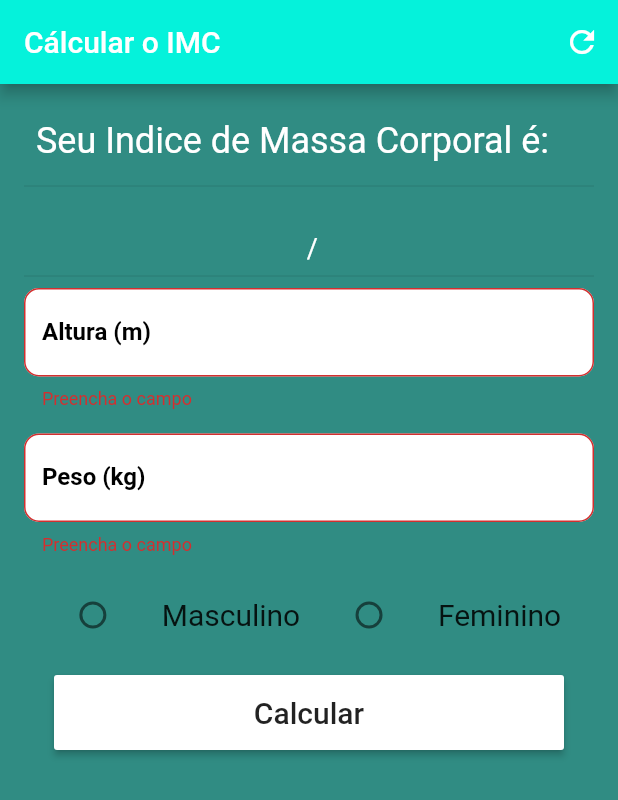
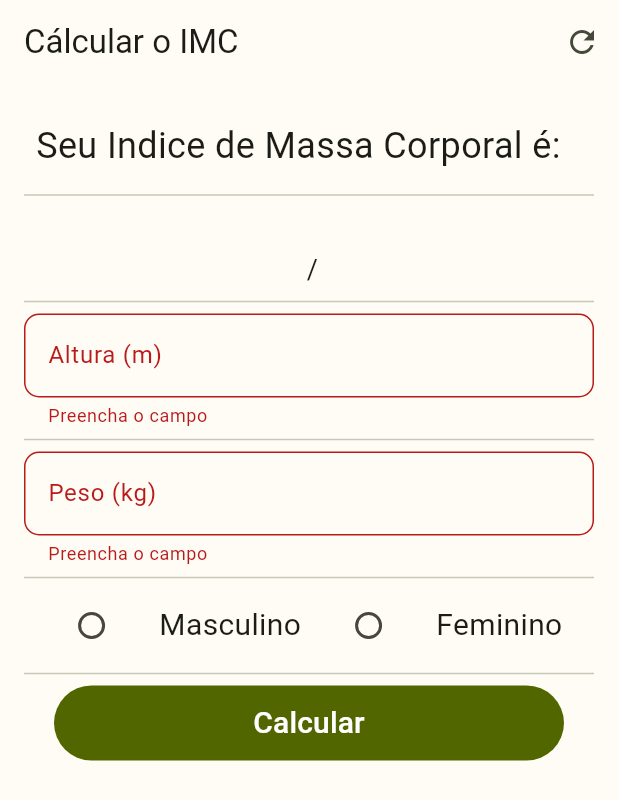
Before and after one commit to jeancarloscc/calculo-imc, a Flutter app: the screen it shows after launch, after a tap on "Calcular", on a phone screen of 412 x 824 dp. Shown: the top 800 px of the screen. Run offline on Flutter 3.47's test engine with Material 2 defaults, Android fonts, the phone set to English and light mode, and no system bars.

Commit message:
update das versões

```diff
--- a/lib/Home.dart
+++ b/lib/Home.dart
@@ -73,14 +73,12 @@ class _HomeState extends State<Home> {
     return Scaffold(
       appBar: AppBar(
         title: Text("Cálcular o IMC"),
-        backgroundColor: Color(0xff05F2DB),
         actions: [
           IconButton(icon: Icon(Icons.refresh), onPressed: _resetFields,)
         ],
       ),
       body: Container(
           decoration: BoxDecoration(
-            color: Color(0xff308C83),
           ),
           height: double.infinity,
           width: double.infinity,
@@ -94,12 +92,12 @@ class _HomeState extends State<Home> {
                     padding: EdgeInsets.all(8),
                     child: Text(
                       "Seu Indice de Massa Corporal é:",
-                      style: TextStyle(color: Colors.white, fontSize: 24),
+                      style: TextStyle(fontSize: 24),
                     ),
                   ),
                   Divider(),
-                  Text(exibirResultado, style: TextStyle(color: Colors.white, fontSize: 20), textAlign: TextAlign.center,),
-                  Text(resultadoIMC + " / " + pesoIdeal, style: TextStyle(color : Colors.white, fontSize: 18), textAlign: TextAlign.center,),
+                  Text(exibirResultado, style: TextStyle(fontSize: 20), textAlign: TextAlign.center,),
+                  Text(resultadoIMC + " / " + pesoIdeal, style: TextStyle(fontSize: 18), textAlign: TextAlign.center,),
                   Divider(),
                   Form(
                     key: _formKey,
@@ -118,15 +116,13 @@ class _HomeState extends State<Home> {
                           },
                           decoration: InputDecoration(
                               hintText: "Ex:. 1.70",
-                              fillColor: Colors.white,
                               filled: true,
                               labelText: "Altura (m)",
-                              labelStyle: TextStyle(color: Colors.black, fontWeight: FontWeight.bold),
                               border: OutlineInputBorder(
                                 borderRadius: BorderRadius.circular(10.0),
                               )),
                         ),
-                        Divider(color: Colors.transparent,),
+                        Divider(),
                         TextFormField(
                           controller: _peso,
                           keyboardType: TextInputType.number,
@@ -140,10 +136,8 @@ class _HomeState extends State<Home> {
                           },
                           decoration: InputDecoration(
                               hintText: "Ex:. 75.2",
-                              fillColor: Colors.white,
                               filled: true,
                               labelText: "Peso (kg)",
-                              labelStyle: TextStyle(color: Colors.black, fontWeight: FontWeight.bold),
                               border: OutlineInputBorder(
                                 borderRadius: BorderRadius.circular(10.0),
                               )),
@@ -151,12 +145,11 @@ class _HomeState extends State<Home> {
                       ],
                     ),
                   ),
-                  Divider(color: Colors.transparent,),
+                  Divider(),
                   Row(
                     mainAxisAlignment: MainAxisAlignment.spaceEvenly,
                     children: [
                       Radio(
-                          activeColor: Color(0xff0D0D0D),
                           value: 0,
                           groupValue: _opcaoEscolhida,
                           onChanged: (int value){
@@ -167,7 +160,7 @@ class _HomeState extends State<Home> {
                       ),
                       Text("Masculino", style: TextStyle(fontSize: 20),),
                       Radio(
-                          activeColor: Color(0xff0D0D0D),
+
                           value: 1,
                           groupValue: _opcaoEscolhida,
                           onChanged: (int value){
@@ -179,18 +172,18 @@ class _HomeState extends State<Home> {
                       Text("Feminino", style: TextStyle(fontSize: 20),),
                     ],
                   ),
-                  Divider(color: Colors.transparent,),
+                  Divider(),
                   Container(
                     padding: EdgeInsets.only(left: 20, right: 20),
                     height: 50,
-                    child: RaisedButton(
+                    child: FilledButton(
                       onPressed: () {
                         if(_formKey.currentState.validate()) {
                           _calcular();
                         }
                       },
                       child: Text("Calcular", style: TextStyle(fontSize: 20),),
-                      color: Colors.white,
+                      // color: Colors.white,
                     ),
                   )
                 ],
--- a/lib/main.dart
+++ b/lib/main.dart
@@ -1,9 +1,11 @@
 import 'package:flutter/material.dart';
 import 'package:imc_calculo/Home.dart';
+import 'package:imc_calculo/color_schemes.g.dart';
 
 void main() {
   runApp(MaterialApp(
     home: Home(),
     debugShowCheckedModeBanner: false,
+    theme: ThemeData(useMaterial3: true, colorScheme: lightColorScheme),
   ));
 }
```
Also changed, not shown: lib/color_schemes.g.dart (added), pubspec.lock, 4 other files.
